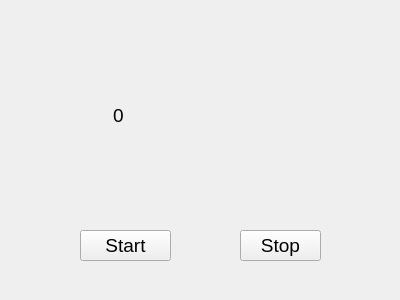
knordine11/tunerTest, file widget.ui: the form before one commit.
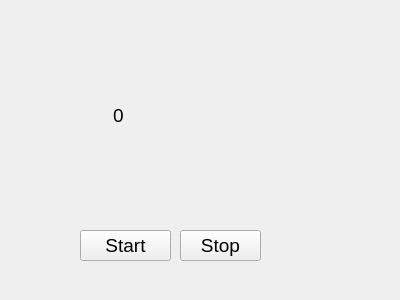
The form after the commit.

```diff
--- a/widget.ui
+++ b/widget.ui
@@ -34,7 +34,7 @@
   <widget class="QPushButton" name="btnStop">
    <property name="geometry">
     <rect>
-     <x>240</x>
+     <x>180</x>
      <y>230</y>
      <width>81</width>
      <height>31</height>
```
